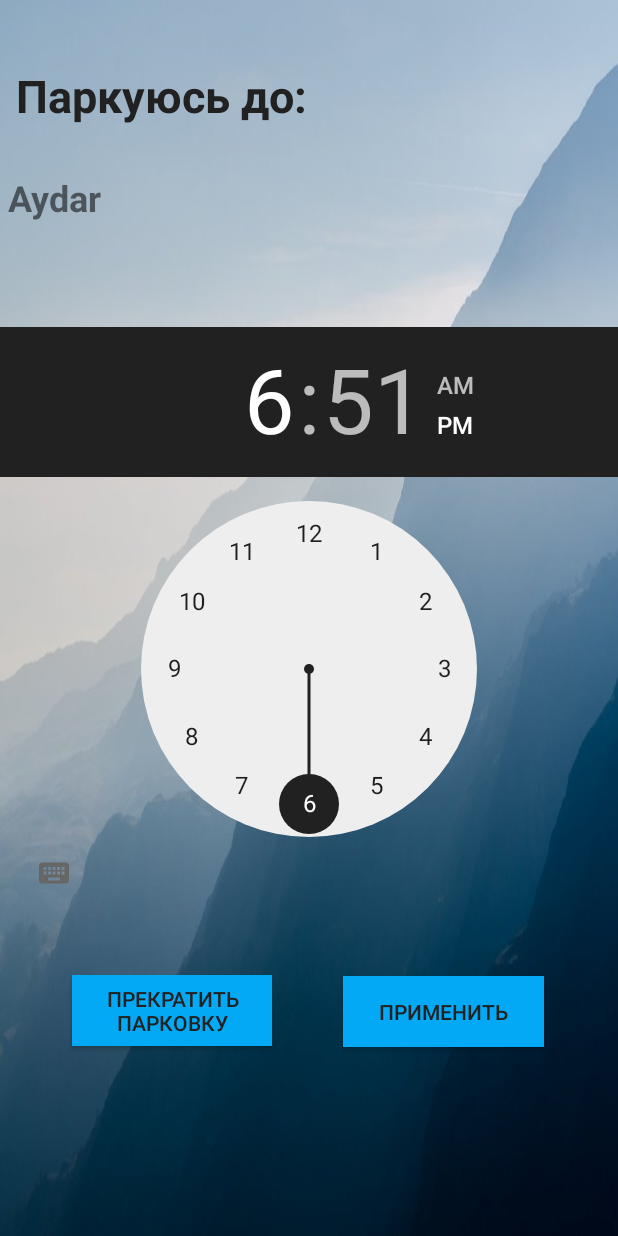
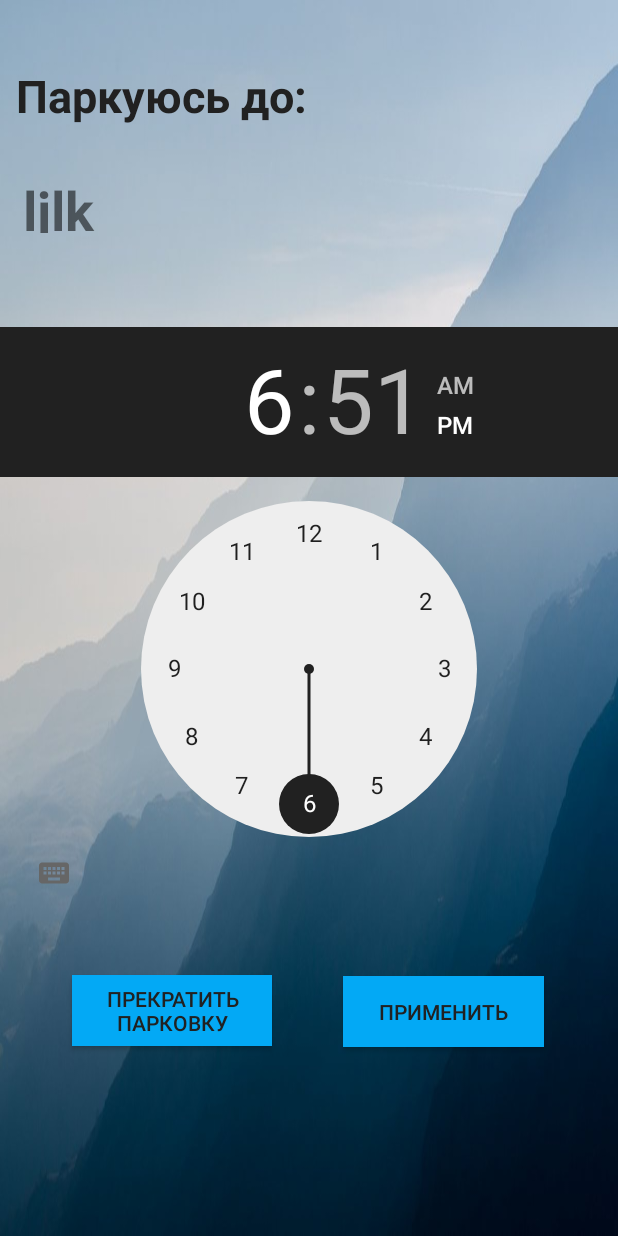
Before and after one commit to Aydarr/Parking, an Android app: the layout activity_parking.xml on its own in the app's theme, with its tools: preview values and no code run, on a phone screen of 412 x 824 dp. Run offline under Robolectric (Android 15) with nearby library versions, the phone set to English and light mode, and no system bars; Roboto replaces fonts that are not available here.

Commit message:
Паркинг полностью доделан функционал

```diff
--- a/app/src/main/res/layout/activity_parking.xml
+++ b/app/src/main/res/layout/activity_parking.xml
@@ -65,12 +65,13 @@
         android:id="@+id/textView3"
         android:layout_width="0dp"
         android:layout_height="40dp"
+        android:layout_marginStart="10dp"
         android:layout_marginTop="16dp"
-        android:text="Aydar "
-        android:textSize="24sp"
+        android:textSize="36sp"
         android:textStyle="bold"
         app:layout_constraintEnd_toEndOf="@+id/update_text"
         app:layout_constraintHorizontal_bias="0.504"
         app:layout_constraintStart_toStartOf="@+id/update_text"
-        app:layout_constraintTop_toBottomOf="@+id/update_text" />
+        app:layout_constraintTop_toBottomOf="@+id/update_text"
+        tools:text="ljlk" />
 </androidx.constraintlayout.widget.ConstraintLayout>
```
Also changed, not shown: app/src/main/java/com/example/parking/ParkingActivity.kt (+20 -1 lines).
